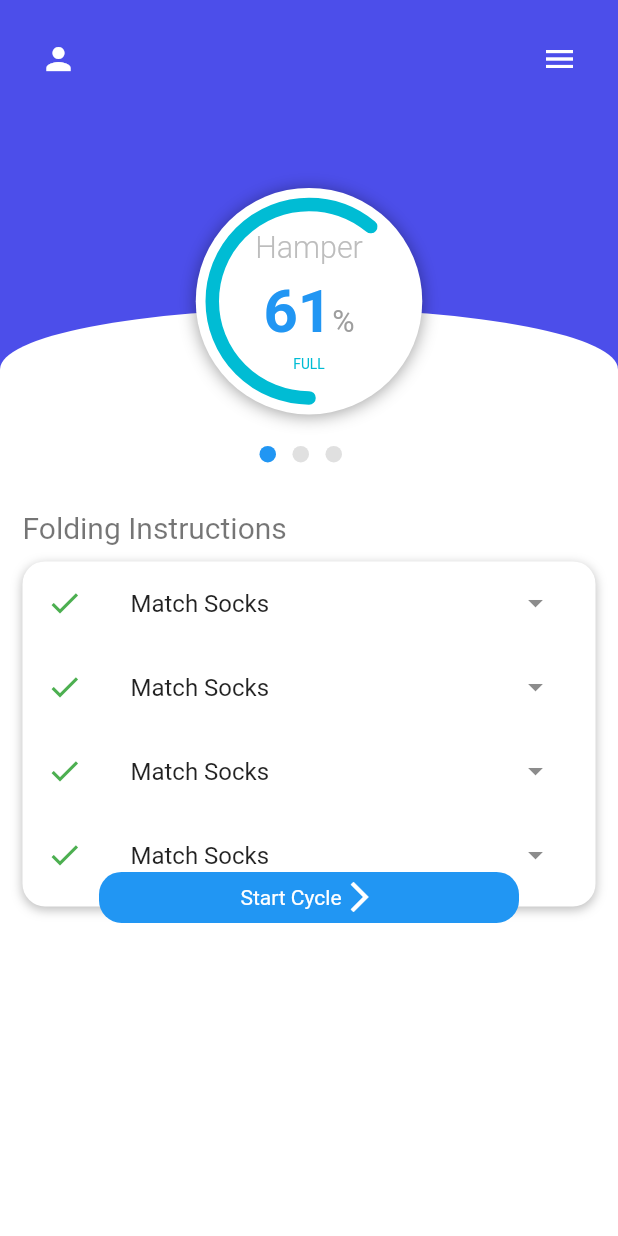
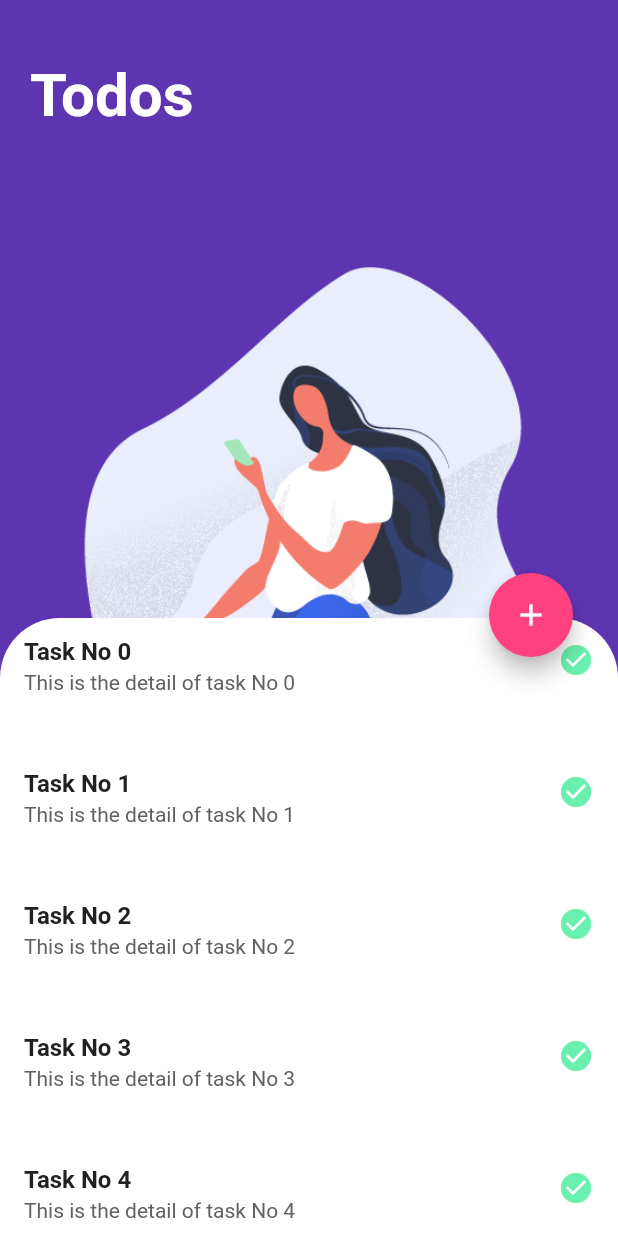
Before and after one commit to girish54321/flutter_ui, a Flutter app: the screen it shows after launch, on a phone screen of 412 x 824 dp. Run offline on Flutter 3.47's test engine with Material 2 defaults, Android fonts, the phone set to English and light mode, and no system bars; our stand-ins replace carousel_slider, curved_navigation_bar, fancy_bottom_navigation, flutter_custom_clippers, flutter_snake_navigationbar, font_awesome_flutter and 1 more.

Commit message:
flutter draggable view widget

```diff
--- a/lib/main.dart
+++ b/lib/main.dart
@@ -1,4 +1,4 @@
-import 'package:ecommerce/src/washingappui/washing_app_ui_homepage.dart';
+import 'package:ecommerce/src/todo_draggable/draggable_todo.dart';
 import 'package:flutter/material.dart';
 
 void main() => runApp(MyApp());
@@ -34,7 +34,8 @@ class MyApp extends StatelessWidget {
       // home: CollapsingAppBar(),
       // home: CatZoneHomePage(),
       // home: MessangerHomePage(),
-      home: WashingAppHomePage(),
+      // home: WashingAppHomePage(),
+      home: DraggableToDo(),
     );
   }
 }
--- /dev/null
+++ b/lib/src/todo_draggable/draggable_todo.dart
@@ -0,0 +1,78 @@
+import 'package:flutter/material.dart';
+
+class DraggableToDo extends StatelessWidget {
+  @override
+  Widget build(BuildContext context) {
+    return Scaffold(
+      backgroundColor: Colors.deepPurple[600],
+      body: Stack(
+        alignment: Alignment.center,
+        children: <Widget>[
+          Container(
+            width: 400,
+            height: 600,
+            child: Image.asset('images/image.png', fit: BoxFit.contain),
+          ),
+          Positioned(
+            child: Text("Todos",
+                style: TextStyle(
+                    color: Colors.white,
+                    fontSize: 40,
+                    fontWeight: FontWeight.bold)),
+            top: 40,
+            left: 20,
+          ),
+          DraggableScrollableSheet(
+            maxChildSize: 0.85,
+            minChildSize: 0.1,
+            builder: (BuildContext context, ScrollController scrolController) {
+              return Stack(
+                overflow: Overflow.visible,
+                children: <Widget>[
+                  Container(
+                    decoration: BoxDecoration(
+                      color: Colors.white,
+                      borderRadius: BorderRadius.only(
+                          topRight: Radius.circular(40),
+                          topLeft: Radius.circular(40)),
+                    ),
+                    child: ListView.builder(
+                      itemBuilder: (context, index) {
+                        return ListTile(
+                          title: Text("Task No $index",
+                              style: TextStyle(
+                                  color: Colors.grey[900],
+                                  fontWeight: FontWeight.bold)),
+                          subtitle: Text(
+                            "This is the detail of task No $index",
+                            style: TextStyle(color: Colors.grey[700]),
+                          ),
+                          trailing: Icon(
+                            Icons.check_circle,
+                            color: Colors.greenAccent,
+                          ),
+                          isThreeLine: true,
+                        );
+                      },
+                      controller: scrolController,
+                      itemCount: 20,
+                    ),
+                  ),
+                  Positioned(
+                    child: FloatingActionButton(
+                      onPressed: (){},
+                      child: Icon(Icons.add, color:Colors.white),
+                      backgroundColor: Colors.pinkAccent,
+                    ),
+                    top: -30,
+                    right: 30,
+                  )
+                ],
+              );
+            },
+          )
+        ],
+      ),
+    );
+  }
+}
--- a/pubspec.yaml
+++ b/pubspec.yaml
@@ -53,6 +53,7 @@ flutter:
    - images/food/
    - images/catzone/
    - images/profile-pics/
+   - images/travel/
    - assets/
 
   # An image asset can refer to one or more resolution-specific "variants", see
```
Also changed, not shown: images/image.png (added), images/travel/bg.jpg (added), images/travel/icon.png (added), images/travel/person.jpeg (added).
